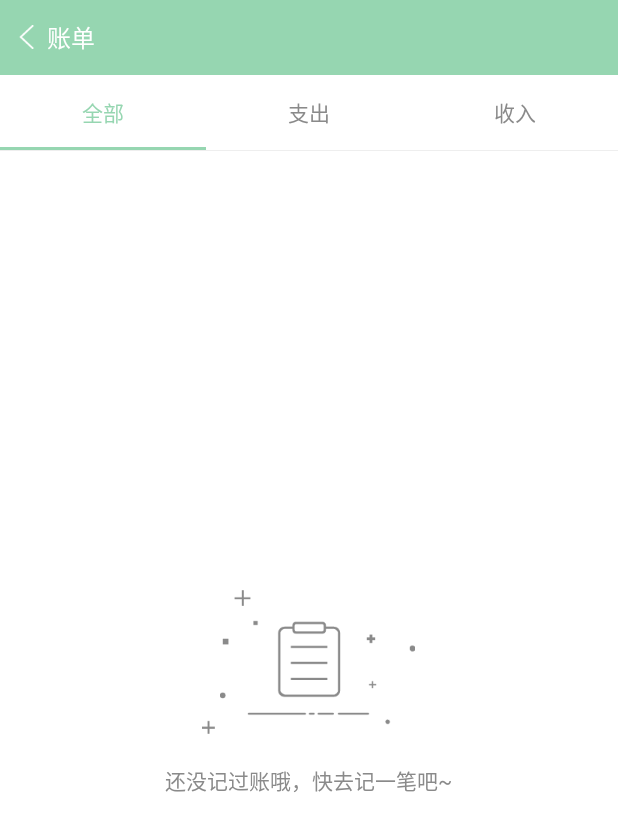
After one commit to easonzyp/HappyLittleBook, an Android app: the BillListActivity screen opened directly, with no data from a screen before it, on a phone screen of 412 x 824 dp. The commit adds this screen. Shown: the top 831 px of the screen. Run offline under Robolectric (Android 15) with nearby library versions, the phone set to English and light mode, and no system bars; libraries missing offline, so code that uses them is left out: org.greenrobot.greendao; pictures from the network do not load; 1 statement that could not run was skipped.

Commit message:
优化整体功能

```diff
--- a/app/src/main/AndroidManifest.xml
+++ b/app/src/main/AndroidManifest.xml
@@ -226,6 +226,7 @@
         <activity android:name=".activity.WalletManagerActivity" />
         <activity android:name=".activity.AddWalletActivity" />
         <activity android:name=".activity.AppInfoActivity" />
+        <activity android:name=".activity.BillListActivity" />
 
 
         <service
--- a/app/src/main/java/com/zhangyp/develop/HappyLittleBook/activity/AppInfoActivity.java
+++ b/app/src/main/java/com/zhangyp/develop/HappyLittleBook/activity/AppInfoActivity.java
@@ -12,10 +12,11 @@ import com.zhangyp.develop.HappyLittleBook.base.BaseActivity;
 
 public class AppInfoActivity extends BaseActivity {
 
+
     @Override
     protected void onCreate(Bundle savedInstanceState) {
         super.onCreate(savedInstanceState);
-
+        findViewById(R.id.tv_back).setOnClickListener(v -> finish());
     }
 
     @Override
--- /dev/null
+++ b/app/src/main/java/com/zhangyp/develop/HappyLittleBook/activity/BillListActivity.java
@@ -0,0 +1,112 @@
+package com.zhangyp.develop.HappyLittleBook.activity;
+
+import android.content.res.Resources;
+import android.os.Bundle;
+import android.support.design.widget.TabLayout;
+import android.support.v4.view.ViewPager;
+import android.util.TypedValue;
+import android.view.View;
+import android.widget.LinearLayout;
+import android.widget.TextView;
+
+import com.zhangyp.develop.HappyLittleBook.R;
+import com.zhangyp.develop.HappyLittleBook.adapter.ViewPagerAdapter;
+import com.zhangyp.develop.HappyLittleBook.base.BaseActivity;
+import com.zhangyp.develop.HappyLittleBook.fragment.BillListFragment;
+
+import java.lang.reflect.Field;
+
+/**
+ * Created by zyp on 2019/8/20 0020.
+ * class note:账单列表
+ */
+
+public class BillListActivity extends BaseActivity {
+
+    private TextView tv_back;
+    private TabLayout tl_main_tab;
+    private ViewPager vp_main;
+
+    @Override
+    protected void onCreate(Bundle savedInstanceState) {
+        super.onCreate(savedInstanceState);
+        initView();
+        initFragment();
+        initClick();
+    }
+
+    private void initView() {
+        tv_back = findViewById(R.id.tv_back);
+        tl_main_tab = findViewById(R.id.tl_main_tab);
+        vp_main = findViewById(R.id.vp_main);
+    }
+
+    private void initFragment() {
+        BillListFragment published = new BillListFragment();
+        Bundle publishedBundle = new Bundle();
+        publishedBundle.putInt("bookType", 2);
+        published.setArguments(publishedBundle);
+
+        BillListFragment waitPublished = new BillListFragment();
+        Bundle waitPublishedBundle = new Bundle();
+        waitPublishedBundle.putInt("bookType", 0);
+        waitPublished.setArguments(waitPublishedBundle);
+
+        BillListFragment unqualified = new BillListFragment();
+        Bundle unqualifiedBundle = new Bundle();
+        unqualifiedBundle.putInt("bookType", 1);
+        unqualified.setArguments(unqualifiedBundle);
+
+        ViewPagerAdapter adapter = new ViewPagerAdapter(getSupportFragmentManager());
+        adapter.addFragment(published, "全部");
+        adapter.addFragment(waitPublished, "支出");
+        adapter.addFragment(unqualified, "收入");
+
+        vp_main.setAdapter(adapter);
+        tl_main_tab.setupWithViewPager(vp_main);
+        tl_main_tab.post(() -> setIndicator(tl_main_tab));
+    }
+
+    private void initClick() {
+        tv_back.setOnClickListener(v -> finish());
+    }
+
+    public void setIndicator(TabLayout tabs) {
+        Class<?> tabLayout = tabs.getClass();
+        Field tabStrip = null;
+        try {
+            tabStrip = tabLayout.getDeclaredField("mTabStrip");
+        } catch (NoSuchFieldException e) {
+            e.printStackTrace();
+        }
+
+        if (tabStrip != null) {
+            tabStrip.setAccessible(true);
+        }
+        LinearLayout llTab = null;
+        try {
+            llTab = (LinearLayout) (tabStrip != null ? tabStrip.get(tabs) : null);
+        } catch (IllegalAccessException e) {
+            e.printStackTrace();
+        }
+
+        int left = (int) TypedValue.applyDimension(TypedValue.COMPLEX_UNIT_DIP, 20, Resources.getSystem().getDisplayMetrics());
+        int right = (int) TypedValue.applyDimension(TypedValue.COMPLEX_UNIT_DIP, 20, Resources.getSystem().getDisplayMetrics());
+
+        for (int i = 0; i < (llTab != null ? llTab.getChildCount() : 0); i++) {
+            View child = llTab.getChildAt(i);
+            child.setPadding(0, 0, 0, 0);
+            LinearLayout.LayoutParams params = new LinearLayout.LayoutParams(0, LinearLayout.LayoutParams.MATCH_PARENT, 1);
+            params.leftMargin = left;
+            params.rightMargin = right;
+            child.setLayoutParams(params);
+            child.invalidate();
+        }
+    }
+
+
+    @Override
+    public int getLayoutId() {
+        return R.layout.activity_bill_list;
+    }
+}
--- a/app/src/main/java/com/zhangyp/develop/HappyLittleBook/activity/MainActivity.java
+++ b/app/src/main/java/com/zhangyp/develop/HappyLittleBook/activity/MainActivity.java
@@ -17,10 +17,8 @@ import com.zhangyp.develop.HappyLittleBook.adapter.AccountBookInfoAdapter;
 import com.zhangyp.develop.HappyLittleBook.base.BaseActivity;
 import com.zhangyp.develop.HappyLittleBook.bean.AccountBookInfo;
 import com.zhangyp.develop.HappyLittleBook.db.DaoSession;
+import com.zhangyp.develop.HappyLittleBook.dialog.CustomDialog;
 import com.zhangyp.develop.HappyLittleBook.dialog.HomeBookDetailDialog;
-import com.zhangyp.develop.HappyLittleBook.listener.OnItemClickListener;
-import com.zhangyp.develop.HappyLittleBook.util.ToastUtil;
-import com.zhangyp.develop.HappyLittleBook.dialog.CustomDialog;
 
 import java.util.ArrayList;
 import java.util.List;
@@ -29,10 +27,10 @@ public class MainActivity extends BaseActivity {
 
     private DaoSession daoSession;
 
-    private View view_main_top;
     private ImageView iv_more;
 
     private TextView tv_app_name;
+    private LinearLayout ll_surplus;
     private TextView tv_surplus;
     private TextView tv_expense_money;
     private TextView tv_expense_count;
@@ -83,7 +81,8 @@ public class MainActivity extends BaseActivity {
 
         tv_app_name = findViewById(R.id.tv_app_name);
         iv_more = findViewById(R.id.iv_more);
-        view_main_top = findViewById(R.id.view_main_top);
+        View view_main_top = findViewById(R.id.view_main_top);
+        ll_surplus = view_main_top.findViewById(R.id.ll_surplus);
         tv_surplus = view_main_top.findViewById(R.id.tv_surplus);
         tv_expense_money = view_main_top.findViewById(R.id.tv_expense_money);
         tv_expense_count = view_main_top.findViewById(R.id.tv_expense_count);
@@ -126,6 +125,8 @@ public class MainActivity extends BaseActivity {
     private void initClick() {
         tv_app_name.setOnClickListener(v -> startActivity(new Intent(context, AppInfoActivity.class)));
 
+        ll_surplus.setOnClickListener(v -> startActivity(new Intent(context, BillListActivity.class)));
+
         //更多
         iv_more.setOnClickListener(v -> {
             if (dialogMore == null) {
@@ -159,7 +160,8 @@ public class MainActivity extends BaseActivity {
 
         //年账单
         tv_bill.setOnClickListener(v -> {
-            ToastUtil.showShortToast(context, "账单功能研发中...");
+            startActivity(new Intent(context, BillListActivity.class));
+            dialogMore.dismiss();
         });
 
         //添加收支
@@ -201,12 +203,7 @@ public class MainActivity extends BaseActivity {
             dialogChoose.dismiss();
         });
 
-        adapter.setOnItemClickListener(new OnItemClickListener<AccountBookInfo>() {
-            @Override
-            public void onClick(AccountBookInfo bean, int position) {
-                showBookDetailDialog(bean);
-            }
-        });
+        adapter.setOnItemClickListener((bean, position) -> showBookDetailDialog(bean));
     }
 
     private void getAccountBookInfo() {
--- /dev/null
+++ b/app/src/main/java/com/zhangyp/develop/HappyLittleBook/adapter/ViewPagerAdapter.java
@@ -0,0 +1,41 @@
+package com.zhangyp.develop.HappyLittleBook.adapter;
+
+import android.support.v4.app.Fragment;
+import android.support.v4.app.FragmentManager;
+import android.support.v4.app.FragmentPagerAdapter;
+
+import java.util.ArrayList;
+import java.util.List;
+
+/**
+ * viewPage适配器
+ * Created by zyp on 2017/5/16.
+ */
+public class ViewPagerAdapter extends FragmentPagerAdapter {
+    private final List<Fragment> mFragments = new ArrayList<>();
+    private final List<String> mFragmentTitles = new ArrayList<>();
+
+    public ViewPagerAdapter(FragmentManager fm) {
+        super(fm);
+    }
+
+    public void addFragment(Fragment fragment, String title) {
+        mFragments.add(fragment);
+        mFragmentTitles.add(title);
+    }
+
+    @Override
+    public Fragment getItem(int position) {
+        return mFragments.get(position);
+    }
+
+    @Override
+    public int getCount() {
+        return mFragments.size();
+    }
+
+    @Override
+    public CharSequence getPageTitle(int position) {
+        return mFragmentTitles.get(position);
+    }
+}
--- /dev/null
+++ b/app/src/main/java/com/zhangyp/develop/HappyLittleBook/fragment/BillListFragment.java
@@ -0,0 +1,91 @@
+package com.zhangyp.develop.HappyLittleBook.fragment;
+
+import android.os.Bundle;
+import android.support.v7.widget.LinearLayoutManager;
+import android.support.v7.widget.RecyclerView;
+import android.view.View;
+
+import com.zhangyp.develop.HappyLittleBook.ExampleApplication;
+import com.zhangyp.develop.HappyLittleBook.R;
+import com.zhangyp.develop.HappyLittleBook.adapter.AccountBookInfoAdapter;
+import com.zhangyp.develop.HappyLittleBook.base.BaseFragment;
+import com.zhangyp.develop.HappyLittleBook.bean.AccountBookInfo;
+import com.zhangyp.develop.HappyLittleBook.db.DaoSession;
+import com.zhangyp.develop.HappyLittleBook.dialog.HomeBookDetailDialog;
+
+import java.util.ArrayList;
+import java.util.List;
+
+public class BillListFragment extends BaseFragment {
+    private DaoSession daoSession;
+    private RecyclerView rv_list;
+    private View view_empty;
+    private List<AccountBookInfo> bookInfoList;
+    private AccountBookInfoAdapter adapter;
+    private HomeBookDetailDialog bookDetailDialog;
+
+    private int bookType;
+
+    @Override
+    protected void initParams() {
+        super.initParams();
+        bookType = getArguments().getInt("bookType", 2);
+    }
+
+    @Override
+    protected void initView(View view, Bundle savedInstanceState) {
+        daoSession = ((ExampleApplication) getActivity().getApplication()).getDaoSession();
+        rv_list = view.findViewById(R.id.rv_list);
+        view_empty = view.findViewById(R.id.view_empty);
+        bookInfoList = new ArrayList<>();
+        adapter = new AccountBookInfoAdapter(getActivity(), bookInfoList);
+        rv_list.setLayoutManager(new LinearLayoutManager(getActivity()));
+        rv_list.setAdapter(adapter);
+    }
+
+    @Override
+    protected void initData() {
+        getAccountBookInfo();
+    }
+
+    @Override
+    protected void initClick() {
+        adapter.setOnItemClickListener((bean, position) -> showBookDetailDialog(bean));
+    }
+
+    private void showBookDetailDialog(AccountBookInfo bean) {
+        if (bookDetailDialog == null) {
+            bookDetailDialog = new HomeBookDetailDialog(getActivity());
+        }
+        bookDetailDialog.setCancelable(true);
+        bookDetailDialog.setData(bean);
+        bookDetailDialog.show();
+    }
+
+    private void getAccountBookInfo() {
+        bookInfoList.clear();
+        String where;
+        if (bookType == 0) {
+            where = "where BOOK_TYPE = 0 order by TIME_STR desc";
+        } else if (bookType == 1) {
+            where = "where BOOK_TYPE = 1 order by TIME_STR desc";
+        } else {
+            where = "order by TIME_STR desc";
+        }
+        bookInfoList.addAll(daoSession.queryRaw(AccountBookInfo.class, where));
+
+        if (bookInfoList == null || bookInfoList.size() == 0) {
+            view_empty.setVisibility(View.VISIBLE);
+            rv_list.setVisibility(View.GONE);
+        } else {
+            view_empty.setVisibility(View.GONE);
+            rv_list.setVisibility(View.VISIBLE);
+            adapter.notifyDataSetChanged();
+        }
+    }
+
+    @Override
+    protected int getLayoutId() {
+        return R.layout.fragment_bill_list;
+    }
+}
--- a/app/src/main/res/layout/activity_app_info.xml
+++ b/app/src/main/res/layout/activity_app_info.xml
@@ -27,7 +27,7 @@
             android:padding="10dp"
             android:text="软件信息"
             android:textColor="@color/white"
-            android:textSize="14sp" />
+            android:textSize="16sp" />
     </RelativeLayout>
 
     <ScrollView
--- /dev/null
+++ b/app/src/main/res/layout/activity_bill_list.xml
@@ -0,0 +1,53 @@
+<?xml version="1.0" encoding="utf-8"?>
+<LinearLayout xmlns:android="http://schemas.android.com/apk/res/android"
+    xmlns:app="http://schemas.android.com/apk/res-auto"
+    xmlns:tools="http://schemas.android.com/tools"
+    android:layout_width="match_parent"
+    android:layout_height="match_parent"
+    android:background="@color/white"
+    android:orientation="vertical">
+
+    <RelativeLayout
+        android:id="@+id/rl_title"
+        android:layout_width="match_parent"
+        android:layout_height="50dp"
+        android:background="@color/mainColor"
+        app:layout_constraintEnd_toEndOf="parent"
+        app:layout_constraintStart_toStartOf="parent"
+        app:layout_constraintTop_toTopOf="parent">
+
+        <TextView
+            android:id="@+id/tv_back"
+            android:layout_width="wrap_content"
+            android:layout_height="wrap_content"
+            android:layout_centerVertical="true"
+            android:drawableStart="@drawable/back_white_ic"
+            android:drawablePadding="5dp"
+            android:gravity="center_vertical"
+            android:padding="10dp"
+            android:text="账单"
+            android:textColor="@color/white"
+            android:textSize="16sp" />
+    </RelativeLayout>
+
+    <android.support.design.widget.TabLayout
+        android:id="@+id/tl_main_tab"
+        android:layout_width="match_parent"
+        android:layout_height="50dp"
+        android:background="@color/white"
+        app:tabIndicatorColor="@color/mainColor"
+        app:tabIndicatorHeight="2dp"
+        app:tabSelectedTextColor="@color/mainColor"
+        app:tabTextColor="@color/secondtextcolor" />
+
+    <View
+        android:layout_width="match_parent"
+        android:layout_height="0.5dp"
+        android:background="@color/line" />
+
+    <android.support.v4.view.ViewPager
+        android:id="@+id/vp_main"
+        android:layout_width="match_parent"
+        android:layout_height="match_parent" />
+
+</LinearLayout>
--- a/app/src/main/res/layout/activity_cate_manager.xml
+++ b/app/src/main/res/layout/activity_cate_manager.xml
@@ -37,6 +37,7 @@
             android:layout_width="0dp"
             android:layout_height="45dp"
             android:gravity="center"
+            app:layout_constraintTop_toTopOf="parent"
             android:text="一级分类"
             android:textColor="@color/maintextcolor"
             app:layout_constraintEnd_toEndOf="@id/lv_one_cate"
@@ -55,6 +56,7 @@
             android:id="@+id/lv_one_cate"
             android:layout_width="90dp"
             android:layout_height="wrap_content"
+            app:layout_constraintStart_toStartOf="parent"
             android:divider="@color/line"
             android:dividerHeight="0.5dp"
             app:layout_constraintTop_toBottomOf="@+id/view_line"
--- /dev/null
+++ b/app/src/main/res/layout/fragment_bill_list.xml
@@ -0,0 +1,23 @@
+<?xml version="1.0" encoding="utf-8"?>
+<RelativeLayout xmlns:android="http://schemas.android.com/apk/res/android"
+    xmlns:app="http://schemas.android.com/apk/res-auto"
+    xmlns:tools="http://schemas.android.com/tools"
+    android:layout_width="match_parent"
+    android:layout_height="match_parent"
+    android:background="@color/white"
+    android:orientation="vertical">
+
+    <android.support.v7.widget.RecyclerView
+        android:id="@+id/rv_list"
+        android:layout_width="match_parent"
+        android:layout_height="match_parent"
+        android:visibility="gone"
+        tools:listitem="@layout/item_account_book_info_list" />
+
+    <include
+        android:id="@+id/view_empty"
+        layout="@layout/empty_view"
+        android:layout_width="match_parent"
+        android:layout_height="wrap_content"
+        android:layout_centerVertical="true" />
+</RelativeLayout>
--- a/app/src/main/res/layout/home_top_view.xml
+++ b/app/src/main/res/layout/home_top_view.xml
@@ -9,6 +9,7 @@
     android:background="@color/mainColor">
 
     <LinearLayout
+        android:id="@+id/ll_surplus"
         android:layout_width="wrap_content"
         android:layout_height="wrap_content"
         android:gravity="center"
```
